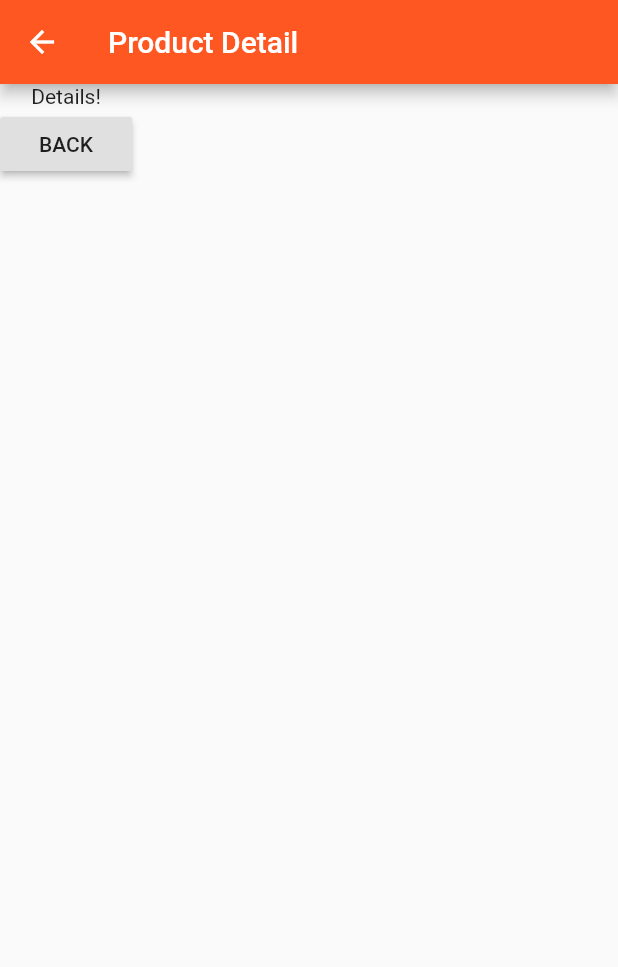
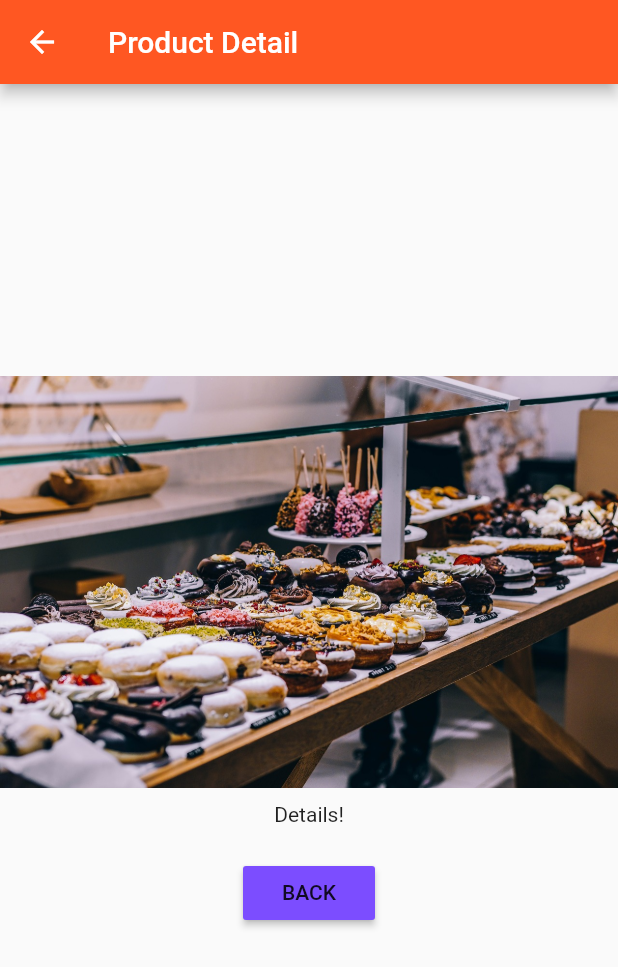
Before and after one commit to franizus/flutter-course-project, a Flutter app: the ProductPage screen opened directly, on a phone screen of 412 x 824 dp. Shown: the top 967 px of the screen. Run offline on Flutter 3.47's test engine with Material 2 defaults, Android fonts, the phone set to English and light mode, and no system bars.

Commit message:
padding and aligment in page

```diff
--- a/lib/pages/product.dart
+++ b/lib/pages/product.dart
@@ -8,12 +8,22 @@ class ProductPage extends StatelessWidget {
         title: Text('Product Detail'),
       ),
       body: Column(
+        mainAxisAlignment: MainAxisAlignment.center,
+        crossAxisAlignment: CrossAxisAlignment.center,
         children: <Widget>[
-          Text('Details!'),
-          RaisedButton(
-            child: Text('BACK'),
-            onPressed: () => Navigator.pop(context),
-          )
+          Image.asset('assets/food.jpg'),
+          Container(
+            padding: EdgeInsets.all(10.0),
+            child: Text('Details!'),
+          ),
+          Container(
+            padding: EdgeInsets.all(10.0),
+            child: RaisedButton(
+              color: Theme.of(context).accentColor,
+              child: Text('BACK'),
+              onPressed: () => Navigator.pop(context),
+            ),
+          ),
         ],
       ),
     );
```
